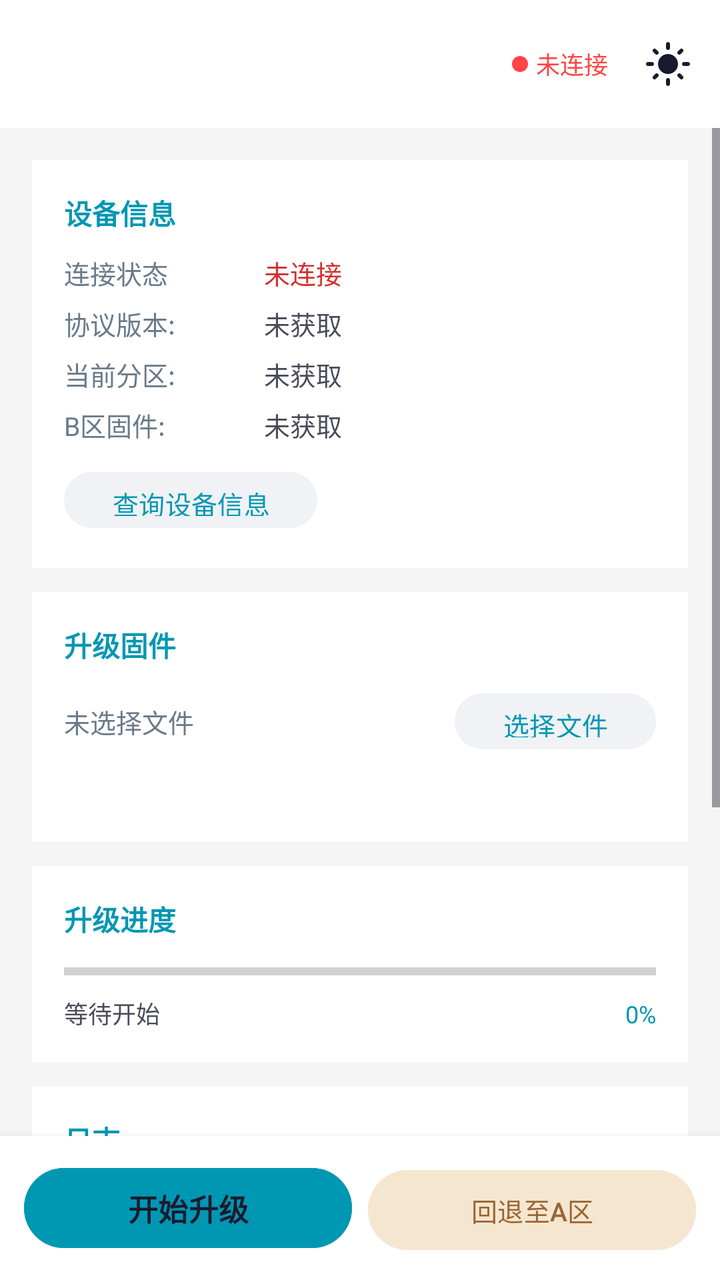
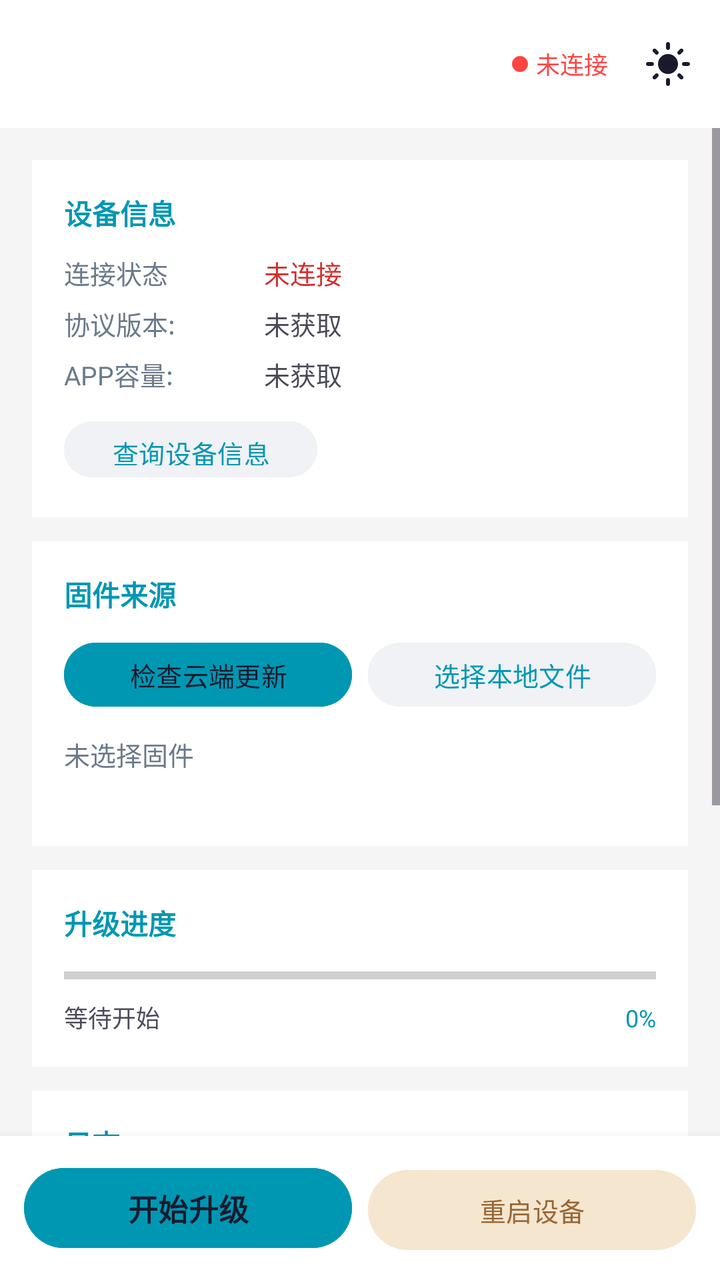

Two renders of the same Android screen: before a commit and after it. Below are the layout's source before the change and the commit's diff.
<!-- AndroidManifest.xml: application theme Theme.MyApplication -->
<!-- res/layout/activity_firmware_upgrade.xml -->
<?xml version="1.0" encoding="utf-8"?>
<LinearLayout xmlns:android="http://schemas.android.com/apk/res/android"
    android:layout_width="match_parent"
    android:layout_height="match_parent"
    android:orientation="vertical"
    android:background="@color/bg_dark">

    
    <include layout="@layout/include_base_toolbar" />

    <ScrollView
        android:layout_width="match_parent"
        android:layout_height="0dp"
        android:layout_weight="1"
        android:fillViewport="true">

        <LinearLayout
            android:layout_width="match_parent"
            android:layout_height="wrap_content"
            android:orientation="vertical"
            android:padding="16dp">

            
            <LinearLayout
                android:layout_width="match_parent"
                android:layout_height="wrap_content"
                android:orientation="vertical"
                android:background="@color/bg_card"
                android:padding="16dp"
                android:layout_marginBottom="12dp">

                <TextView
                    android:layout_width="wrap_content"
                    android:layout_height="wrap_content"
                    android:text="设备信息"
                    android:textColor="@color/text_accent"
                    android:textSize="14sp"
                    android:textStyle="bold"
                    android:layout_marginBottom="10dp" />

                <LinearLayout
                    android:layout_width="match_parent"
                    android:layout_height="wrap_content"
                    android:orientation="horizontal"
                    android:layout_marginBottom="6dp">
                    <TextView
                        android:layout_width="100dp"
                        android:layout_height="wrap_content"
                        android:text="连接状态"
                        android:textColor="@color/label_secondary"
                        android:textSize="13sp" />
                    <TextView
                        android:id="@+id/tv_ble_status"
                        android:layout_width="wrap_content"
                        android:layout_height="wrap_content"
                        android:text="未连接"
                        android:textColor="@color/text_error"
                        android:textSize="13sp" />
                </LinearLayout>

                <LinearLayout
                    android:layout_width="match_parent"
                    android:layout_height="wrap_content"
                    android:orientation="horizontal"
                    android:layout_marginBottom="6dp">
                    <TextView
                        android:layout_width="100dp"
                        android:layout_height="wrap_content"
                        android:text="协议版本:"
                        android:textColor="@color/label_secondary"
                        android:textSize="13sp" />
                    <TextView
                        android:id="@+id/tv_protocol_ver"
                        android:layout_width="wrap_content"
                        android:layout_height="wrap_content"
                        android:text="未获取"
                        android:textColor="@color/value_text"
                        android:textSize="13sp" />
                </LinearLayout>

                <LinearLayout
                    android:layout_width="match_parent"
                    android:layout_height="wrap_content"
                    android:orientation="horizontal"
                    android:layout_marginBottom="6dp">
                    <TextView
                        android:layout_width="100dp"
                        android:layout_height="wrap_content"
                        android:text="当前分区:"
                        android:textColor="@color/label_secondary"
                        android:textSize="13sp" />
                    <TextView
                        android:id="@+id/tv_active_part"
                        android:layout_width="wrap_content"
                        android:layout_height="wrap_content"
                        android:text="未获取"
                        android:textColor="@color/value_text"
                        android:textSize="13sp" />
                </LinearLayout>

                <LinearLayout
                    android:layout_width="match_parent"
                    android:layout_height="wrap_content"
                    android:orientation="horizontal">
                    <TextView
                        android:layout_width="100dp"
                        android:layout_height="wrap_content"
                        android:text="B区固件:"
                        android:textColor="@color/label_secondary"
                        android:textSize="13sp" />
                    <TextView
                        android:id="@+id/tv_fw_size"
                        android:layout_width="wrap_content"
                        android:layout_height="wrap_content"
                        android:text="未获取"
                        android:textColor="@color/value_text"
                        android:textSize="13sp" />
                </LinearLayout>

                <Button
                    android:id="@+id/btn_query_info"
                    android:layout_width="wrap_content"
                    android:layout_height="36dp"
                    android:layout_marginTop="10dp"
                    android:text="查询设备信息"
                    android:textSize="13sp"
                    android:backgroundTint="@color/bg_card_light"
                    android:textColor="@color/text_accent" />
            </LinearLayout>

            
            <LinearLayout
                android:layout_width="match_parent"
                android:layout_height="wrap_content"
                android:orientation="vertical"
                android:background="@color/bg_card"
                android:padding="16dp"
                android:layout_marginBottom="12dp">

                <TextView
                    android:layout_width="wrap_content"
                    android:layout_height="wrap_content"
                    android:text="升级固件"
                    android:textColor="@color/text_accent"
                    android:textSize="14sp"
                    android:textStyle="bold"
                    android:layout_marginBottom="10dp" />

                <LinearLayout
                    android:layout_width="match_parent"
                    android:layout_height="wrap_content"
                    android:orientation="horizontal"
                    android:layout_marginBottom="10dp">

                    <TextView
                        android:id="@+id/tv_file_name"
                        android:layout_width="0dp"
                        android:layout_height="wrap_content"
                        android:layout_weight="1"
                        android:text="未选择文件"
                        android:textColor="@color/label_secondary"
                        android:textSize="13sp"
                        android:singleLine="true"
                        android:ellipsize="middle"
                        android:layout_gravity="center_vertical"
                        android:layout_marginEnd="8dp" />

                    <Button
                        android:id="@+id/btn_select_file"
                        android:layout_width="wrap_content"
                        android:layout_height="36dp"
                        android:text="选择文件"
                        android:textSize="13sp"
                        android:backgroundTint="@color/bg_card_light"
                        android:textColor="@color/text_accent" />
                </LinearLayout>

                <TextView
                    android:id="@+id/tv_file_size"
                    android:layout_width="wrap_content"
                    android:layout_height="wrap_content"
                    android:text=""
                    android:textColor="@color/label_secondary"
                    android:textSize="12sp" />
            </LinearLayout>

            
            <LinearLayout
                android:layout_width="match_parent"
                android:layout_height="wrap_content"
                android:orientation="vertical"
                android:background="@color/bg_card"
                android:padding="16dp"
                android:layout_marginBottom="12dp">

                <TextView
                    android:layout_width="wrap_content"
                    android:layout_height="wrap_content"
                    android:text="升级进度"
                    android:textColor="@color/text_accent"
                    android:textSize="14sp"
                    android:textStyle="bold"
                    android:layout_marginBottom="10dp" />

                <ProgressBar
                    android:id="@+id/progress_bar"
                    style="?android:attr/progressBarStyleHorizontal"
                    android:layout_width="match_parent"
                    android:layout_height="12dp"
                    android:max="100"
                    android:progress="0"
                    android:progressTint="@color/primary_accent"
                    android:layout_marginBottom="6dp" />

                <LinearLayout
                    android:layout_width="match_parent"
                    android:layout_height="wrap_content"
                    android:orientation="horizontal">
                    <TextView
                        android:id="@+id/tv_progress_text"
                        android:layout_width="0dp"
                        android:layout_height="wrap_content"
                        android:layout_weight="1"
                        android:text="等待开始"
                        android:textColor="@color/value_text"
                        android:textSize="12sp" />
                    <TextView
                        android:id="@+id/tv_progress_pct"
                        android:layout_width="wrap_content"
                        android:layout_height="wrap_content"
                        android:text="0%"
                        android:textColor="@color/primary_accent"
                        android:textSize="12sp" />
                </LinearLayout>
            </LinearLayout>

            
            <LinearLayout
                android:layout_width="match_parent"
                android:layout_height="wrap_content"
                android:orientation="vertical"
                android:background="@color/bg_card"
                android:padding="16dp"
                android:layout_marginBottom="12dp">

                <TextView
                    android:layout_width="wrap_content"
                    android:layout_height="wrap_content"
                    android:text="日志"
                    android:textColor="@color/text_accent"
                    android:textSize="14sp"
                    android:textStyle="bold"
                    android:layout_marginBottom="8dp" />

                <ScrollView
                    android:id="@+id/scroll_log"
                    android:layout_width="match_parent"
                    android:layout_height="180dp"
                    android:background="@color/log_bg"
                    android:padding="8dp">
                    <TextView
                        android:id="@+id/tv_log"
                        android:layout_width="match_parent"
                        android:layout_height="wrap_content"
                        android:text=""
                        android:textColor="@color/log_text"
                        android:textSize="11sp"
                        android:fontFamily="monospace" />
                </ScrollView>
            </LinearLayout>

        </LinearLayout>
    </ScrollView>

    
    <LinearLayout
        android:layout_width="match_parent"
        android:layout_height="wrap_content"
        android:orientation="horizontal"
        android:background="@color/bg_card"
        android:padding="12dp"
        android:elevation="8dp">

        <Button
            android:id="@+id/btn_start_upgrade"
            android:layout_width="0dp"
            android:layout_height="48dp"
            android:layout_weight="1"
            android:layout_marginEnd="8dp"
            android:text="开始升级"
            android:textSize="15sp"
            android:textStyle="bold"
            android:backgroundTint="@color/primary_accent"
            android:textColor="@color/on_surface_color"
            android:enabled="false" />

        <Button
            android:id="@+id/btn_rollback"
            android:layout_width="0dp"
            android:layout_height="48dp"
            android:layout_weight="1"
            android:text="回退至A区"
            android:textSize="13sp"
            android:backgroundTint="@color/rollback_btn_bg"
            android:textColor="@color/rollback_btn_text"
            android:enabled="false" />
    </LinearLayout>

</LinearLayout>
<!-- res/layout/include_base_toolbar.xml (included above) -->
<?xml version="1.0" encoding="utf-8"?>
<androidx.appcompat.widget.Toolbar
    xmlns:android="http://schemas.android.com/apk/res/android"
    xmlns:app="http://schemas.android.com/apk/res-auto"
    android:id="@+id/base_toolbar"
    android:layout_width="match_parent"
    android:layout_height="?attr/actionBarSize"
    android:background="?attr/colorSurface"
    android:elevation="4dp"
    app:contentInsetStartWithNavigation="0dp"
    app:contentInsetStart="0dp">

    <LinearLayout
        android:layout_width="match_parent"
        android:layout_height="match_parent"
        android:orientation="horizontal"
        android:gravity="center_vertical"
        android:paddingStart="4dp"
        android:paddingEnd="8dp">

        
        <ImageButton
            android:id="@+id/btn_toolbar_back"
            android:layout_width="40dp"
            android:layout_height="40dp"
            android:background="?attr/selectableItemBackgroundBorderless"
            android:src="@drawable/ic_arrow_back"
            android:scaleType="centerInside"
            android:contentDescription="返回"
            android:visibility="gone"
            app:tint="?attr/colorOnSurface" />

        
        <TextView
            android:id="@+id/tv_toolbar_title"
            android:layout_width="0dp"
            android:layout_height="wrap_content"
            android:layout_weight="1"
            android:layout_marginStart="8dp"
            android:textSize="18sp"
            android:textStyle="bold"
            android:textColor="?attr/colorOnSurface"
            android:singleLine="true"
            android:ellipsize="end" />

        
        <View
            android:id="@+id/ble_status_dot"
            android:layout_width="8dp"
            android:layout_height="8dp"
            android:layout_marginEnd="4dp"
            android:background="@drawable/ble_status_dot" />

        <TextView
            android:id="@+id/tv_ble_status"
            android:layout_width="wrap_content"
            android:layout_height="wrap_content"
            android:text="未连接"
            android:textSize="12sp"
            android:textColor="@color/status_disconnected"
            android:layout_marginEnd="12dp" />

        
        <ImageButton
            android:id="@+id/btn_theme_toggle"
            android:layout_width="36dp"
            android:layout_height="36dp"
            android:background="?attr/selectableItemBackgroundBorderless"
            android:src="@drawable/ic_theme_sun"
            android:scaleType="centerInside"
            android:contentDescription="切换主题"
            app:tint="?attr/colorOnSurface" />

    </LinearLayout>
</androidx.appcompat.widget.Toolbar>
<!-- resources referenced by this layout -->
<resources>
  <color name="bg_card">#FFFFFF</color>
  <color name="bg_card_light">#F0F2F5</color>
  <color name="bg_dark">#F5F5F5</color>
  <color name="label_secondary">#6A7A8A</color>
  <color name="log_bg">#F0F2F5</color>
  <color name="log_text">#2E7D5A</color>
  <color name="on_surface_color">#1A1A2E</color>
  <color name="primary_accent">#0097B2</color>
  <color name="rollback_btn_bg">#F5E6D0</color>
  <color name="rollback_btn_text">#996633</color>
  <color name="status_disconnected">#FF4444</color>
  <color name="text_accent">#0097B2</color>
  <color name="text_error">#D32F2F</color>
  <color name="value_text">#4A4A5A</color>
  <!-- drawable ble_status_dot (drawable) -->
  <?xml version="1.0" encoding="utf-8"?>
  <shape xmlns:android="http://schemas.android.com/apk/res/android"
      android:shape="oval">
      <solid android:color="@color/status_disconnected" />
      <size android:width="8dp" android:height="8dp" />
  </shape>
  <!-- drawable ic_arrow_back (drawable) -->
  <vector xmlns:android="http://schemas.android.com/apk/res/android"
      android:width="24dp"
      android:height="24dp"
      android:viewportWidth="24"
      android:viewportHeight="24">
      
      <path
          android:fillColor="#FFFFFF"
          android:pathData="M20,11H7.83l5.59,-5.59L12,4l-8,8 8,8 1.41,-1.41L7.83,13H20v-2z" />
  </vector>
  <!-- drawable ic_theme_sun (drawable) -->
  <vector xmlns:android="http://schemas.android.com/apk/res/android"
      android:width="24dp"
      android:height="24dp"
      android:viewportWidth="24"
      android:viewportHeight="24">
      
      <path
          android:fillColor="#FFFFFF"
          android:pathData="M12,7c-2.76,0 -5,2.24 -5,5s2.24,5 5,5 5,-2.24 5,-5 -2.24,-5 -5,-5zM2,13h2c0.55,0 1,-0.45 1,-1s-0.45,-1 -1,-1H2c-0.55,0 -1,0.45 -1,1s0.45,1 1,1zM20,13h2c0.55,0 1,-0.45 1,-1s-0.45,-1 -1,-1h-2c-0.55,0 -1,0.45 -1,1s0.45,1 1,1zM11,2v2c0,0.55 0.45,1 1,1s1,-0.45 1,-1V2c0,-0.55 -0.45,-1 -1,-1s-1,0.45 -1,1zM11,20v2c0,0.55 0.45,1 1,1s1,-0.45 1,-1v-2c0,-0.55 -0.45,-1 -1,-1s-1,0.45 -1,1zM5.99,4.58c-0.39,-0.39 -1.03,-0.39 -1.41,0 -0.39,0.39 -0.39,1.03 0,1.41l1.06,1.06c0.39,0.39 1.03,0.39 1.41,0s0.39,-1.03 0,-1.41L5.99,4.58zM18.36,16.95c-0.39,-0.39 -1.03,-0.39 -1.41,0 -0.39,0.39 -0.39,1.03 0,1.41l1.06,1.06c0.39,0.39 1.03,0.39 1.41,0 0.39,-0.39 0.39,-1.03 0,-1.41l-1.06,-1.06zM19.42,5.99c0.39,-0.39 0.39,-1.03 0,-1.41 -0.39,-0.39 -1.03,-0.39 -1.41,0l-1.06,1.06c-0.39,0.39 -0.39,1.03 0,1.41s1.03,0.39 1.41,0l1.06,-1.06zM7.05,18.36c0.39,-0.39 0.39,-1.03 0,-1.41 -0.39,-0.39 -1.03,-0.39 -1.41,0l-1.06,1.06c-0.39,0.39 -0.39,1.03 0,1.41s1.03,0.39 1.41,0l1.06,-1.06z" />
  </vector>
  <style name="Theme.MyApplication" parent="Base.Theme.MyApplication" />
  <style name="Base.Theme.MyApplication" parent="Theme.Material3.DayNight.NoActionBar">
          <item name="colorPrimary">@color/primary_accent</item>
          <item name="colorOnPrimary">@color/white</item>
          <item name="colorSurface">@color/surface_color</item>
          <item name="colorOnSurface">@color/on_surface_color</item>
          <item name="android:colorBackground">@color/bg_dark</item>
          <item name="android:statusBarColor">@color/toolbar_bg</item>
      </style>
  <color name="white">#FFFFFFFF</color>
  <color name="surface_color">#FFFFFF</color>
  <color name="toolbar_bg">#FFFFFF</color>
</resources>

<!-- the commit's change to res/layout/activity_firmware_upgrade.xml (unified diff, before → after) -->
@@ -5,7 +5,6 @@
     android:orientation="vertical"
     android:background="@color/bg_dark">
 
-    
     <include layout="@layout/include_base_toolbar" />
 
     <ScrollView
@@ -81,35 +80,15 @@
                 <LinearLayout
                     android:layout_width="match_parent"
                     android:layout_height="wrap_content"
-                    android:orientation="horizontal"
-                    android:layout_marginBottom="6dp">
+                    android:orientation="horizontal">
                     <TextView
                         android:layout_width="100dp"
                         android:layout_height="wrap_content"
-                        android:text="当前分区:"
+                        android:text="APP容量:"
                         android:textColor="@color/label_secondary"
                         android:textSize="13sp" />
                     <TextView
-                        android:id="@+id/tv_active_part"
-                        android:layout_width="wrap_content"
-                        android:layout_height="wrap_content"
-                        android:text="未获取"
-                        android:textColor="@color/value_text"
-                        android:textSize="13sp" />
-                </LinearLayout>
-
-                <LinearLayout
-                    android:layout_width="match_parent"
-                    android:layout_height="wrap_content"
-                    android:orientation="horizontal">
-                    <TextView
-                        android:layout_width="100dp"
-                        android:layout_height="wrap_content"
-                        android:text="B区固件:"
-                        android:textColor="@color/label_secondary"
-                        android:textSize="13sp" />
-                    <TextView
-                        android:id="@+id/tv_fw_size"
+                        android:id="@+id/tv_app_size"
                         android:layout_width="wrap_content"
                         android:layout_height="wrap_content"
                         android:text="未获取"
@@ -140,7 +119,7 @@
                 <TextView
                     android:layout_width="wrap_content"
                     android:layout_height="wrap_content"
-                    android:text="升级固件"
+                    android:text="固件来源"
                     android:textColor="@color/text_accent"
                     android:textSize="14sp"
                     android:textStyle="bold"
@@ -152,36 +131,55 @@
                     android:orientation="horizontal"
                     android:layout_marginBottom="10dp">
 
-                    <TextView
-                        android:id="@+id/tv_file_name"
+                    <Button
+                        android:id="@+id/btn_check_update"
                         android:layout_width="0dp"
-                        android:layout_height="wrap_content"
+                        android:layout_height="40dp"
                         android:layout_weight="1"
-                        android:text="未选择文件"
-                        android:textColor="@color/label_secondary"
+                        android:layout_marginEnd="8dp"
+                        android:text="检查云端更新"
                         android:textSize="13sp"
-                        android:singleLine="true"
-                        android:ellipsize="middle"
-                        android:layout_gravity="center_vertical"
-                        android:layout_marginEnd="8dp" />
+                        android:backgroundTint="@color/primary_accent"
+                        android:textColor="@color/on_surface_color" />
 
                     <Button
                         android:id="@+id/btn_select_file"
-                        android:layout_width="wrap_content"
-                        android:layout_height="36dp"
-                        android:text="选择文件"
+                        android:layout_width="0dp"
+                        android:layout_height="40dp"
+                        android:layout_weight="1"
+                        android:text="选择本地文件"
                         android:textSize="13sp"
                         android:backgroundTint="@color/bg_card_light"
                         android:textColor="@color/text_accent" />
                 </LinearLayout>
 
                 <TextView
+                    android:id="@+id/tv_file_name"
+                    android:layout_width="match_parent"
+                    android:layout_height="wrap_content"
+                    android:text="未选择固件"
+                    android:textColor="@color/label_secondary"
+                    android:textSize="13sp"
+                    android:singleLine="true"
+                    android:ellipsize="middle"
+                    android:layout_marginBottom="4dp" />
+
+                <TextView
                     android:id="@+id/tv_file_size"
                     android:layout_width="wrap_content"
                     android:layout_height="wrap_content"
                     android:text=""
                     android:textColor="@color/label_secondary"
                     android:textSize="12sp" />
+
+                <TextView
+                    android:id="@+id/tv_cloud_info"
+                    android:layout_width="match_parent"
+                    android:layout_height="wrap_content"
+                    android:text=""
+                    android:textColor="@color/primary_accent"
+                    android:textSize="12sp"
+                    android:visibility="gone" />
             </LinearLayout>
 
             
@@ -295,11 +293,11 @@
             android:enabled="false" />
 
         <Button
-            android:id="@+id/btn_rollback"
+            android:id="@+id/btn_reboot"
             android:layout_width="0dp"
             android:layout_height="48dp"
             android:layout_weight="1"
-            android:text="回退至A区"
+            android:text="重启设备"
             android:textSize="13sp"
             android:backgroundTint="@color/rollback_btn_bg"
             android:textColor="@color/rollback_btn_text"
